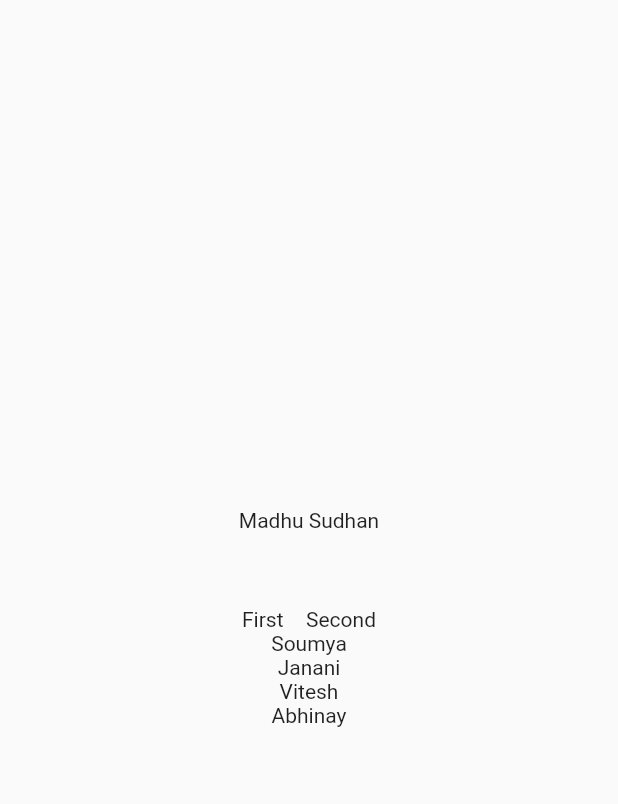
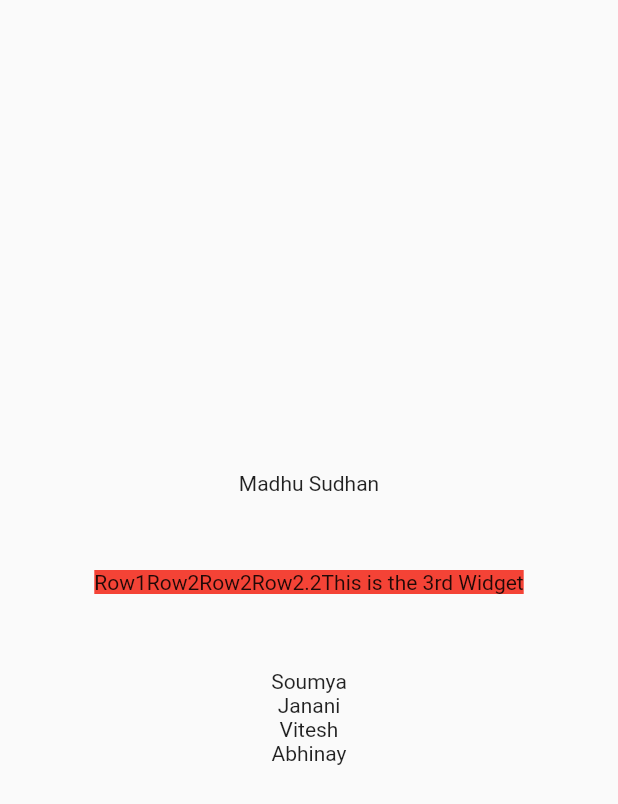
Before and after one commit to drkspark/Mountainee, a Flutter app: the screen it shows after launch, on a phone screen of 412 x 824 dp. Shown: the top 804 px of the screen. Run offline on Flutter 3.47's test engine with Material 2 defaults, Android fonts, the phone set to English and light mode, and no system bars.

Commit message:
How the  maxAxisSize works in row

```diff
--- a/lib/main.dart
+++ b/lib/main.dart
@@ -22,21 +22,32 @@ class App extends StatelessWidget {
 
           //! This aligns the children to the center of the column
           mainAxisAlignment: MainAxisAlignment.center,
+
+
           children: [
             Text("Madhu Sudhan"),
             SizedBox(
               width: 30,
               height: 50,
             ),
-            Row(
-
-              mainAxisAlignment: MainAxisAlignment.center,
-              children: [
-
-                Text("First"),
-                SizedBox(width:15),
-                Text("Second")
-              ],
+            Container(
+                color: Colors.red,
+              child: Row(
+                mainAxisSize: MainAxisSize.min,
+                children: [
+                  Row(
+                    children: [Text("Row1"),Text("Row2")],
+                  ),
+                  Row(
+                    children: [Text("Row2"),Text("Row2.2")],
+                  ),
+                  Text("This is the 3rd Widget")
+                ],
+              ),
+            ),
+            SizedBox(
+              width: 30,
+              height: 50,
             ),
             Text("Soumya"),
             Text("Janani"),
```
